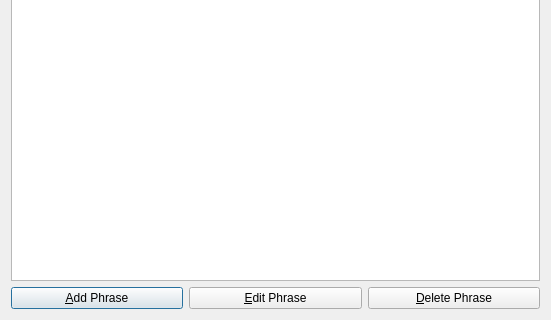
The window that Sources/DictionaryDialog.ui (IvanKosik/ITS) describes before a commit, drawn with Qt 5; both pictures show x 0 to 551 and y 165 to 485 of the 551 by 485 pixel window.
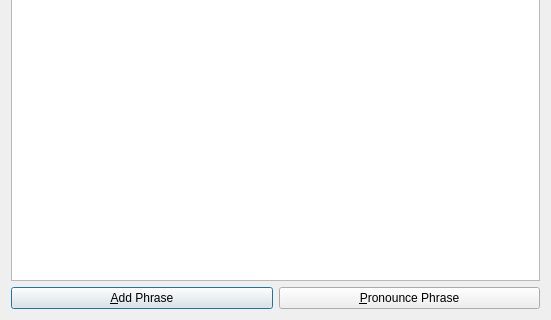
The same window after the commit.

Commit message: Added pronounce to the dictionary.

```diff
--- a/Sources/DictionaryDialog.ui
+++ b/Sources/DictionaryDialog.ui
@@ -33,14 +33,7 @@
      <item>
       <widget class="QPushButton" name="editPhrasePushButton">
        <property name="text">
-        <string>&amp;Edit Phrase</string>
-       </property>
-      </widget>
-     </item>
-     <item>
-      <widget class="QPushButton" name="deletePhrasePushButton">
-       <property name="text">
-        <string>&amp;Delete Phrase</string>
+        <string>&amp;Pronounce Phrase</string>
        </property>
       </widget>
      </item>
```
Left out of the diff: 2 changed lines with no effect on the pictures. The commit also changes 2 other files.
